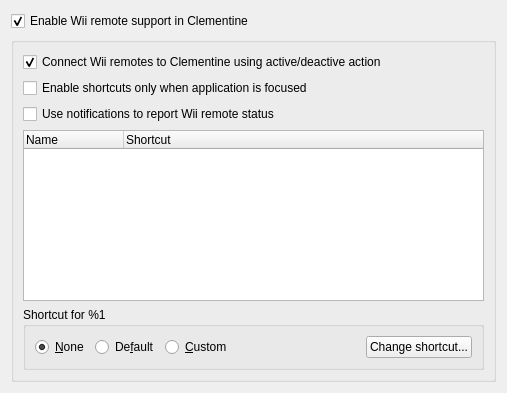
First picture: the form in src/ui/wiimotedevshortcutsconfig.ui, repository clementine-player/Clementine, before the edit.
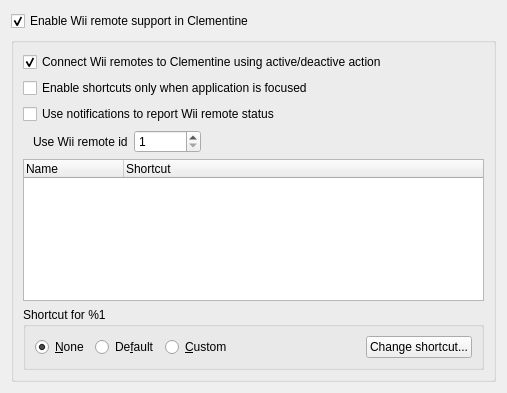
Second picture: the form after the edit. Icons and pictures are not drawn.

Commit message: Some options in wiimotedev settings page now works

Diff of the .ui file:
```diff
--- a/src/ui/wiimotedevshortcutsconfig.ui
+++ b/src/ui/wiimotedevshortcutsconfig.ui
@@ -61,6 +61,52 @@
         </property>
        </widget>
       </item>
+      <item>
+       <layout class="QHBoxLayout" name="horizontalLayout_2">
+        <property name="leftMargin">
+         <number>10</number>
+        </property>
+        <property name="bottomMargin">
+         <number>0</number>
+        </property>
+        <item>
+         <widget class="QLabel" name="label">
+          <property name="sizePolicy">
+           <sizepolicy hsizetype="Maximum" vsizetype="Preferred">
+            <horstretch>0</horstretch>
+            <verstretch>0</verstretch>
+           </sizepolicy>
+          </property>
+          <property name="text">
+           <string>Use Wii remote id</string>
+          </property>
+         </widget>
+        </item>
+        <item>
+         <widget class="QSpinBox" name="wiimotedev_device">
+          <property name="minimum">
+           <number>1</number>
+          </property>
+          <property name="maximum">
+           <number>999999999</number>
+          </property>
+         </widget>
+        </item>
+        <item>
+         <spacer name="horizontalSpacer_2">
+          <property name="orientation">
+           <enum>Qt::Horizontal</enum>
+          </property>
+          <property name="sizeHint" stdset="0">
+           <size>
+            <width>40</width>
+            <height>20</height>
+           </size>
+          </property>
+         </spacer>
+        </item>
+       </layout>
+      </item>
       <item>
        <widget class="QTreeWidget" name="list">
         <property name="editTriggers">
```
Left out of the diff: 2 changed lines with no effect on the pictures. The commit also changes 40 other files.
